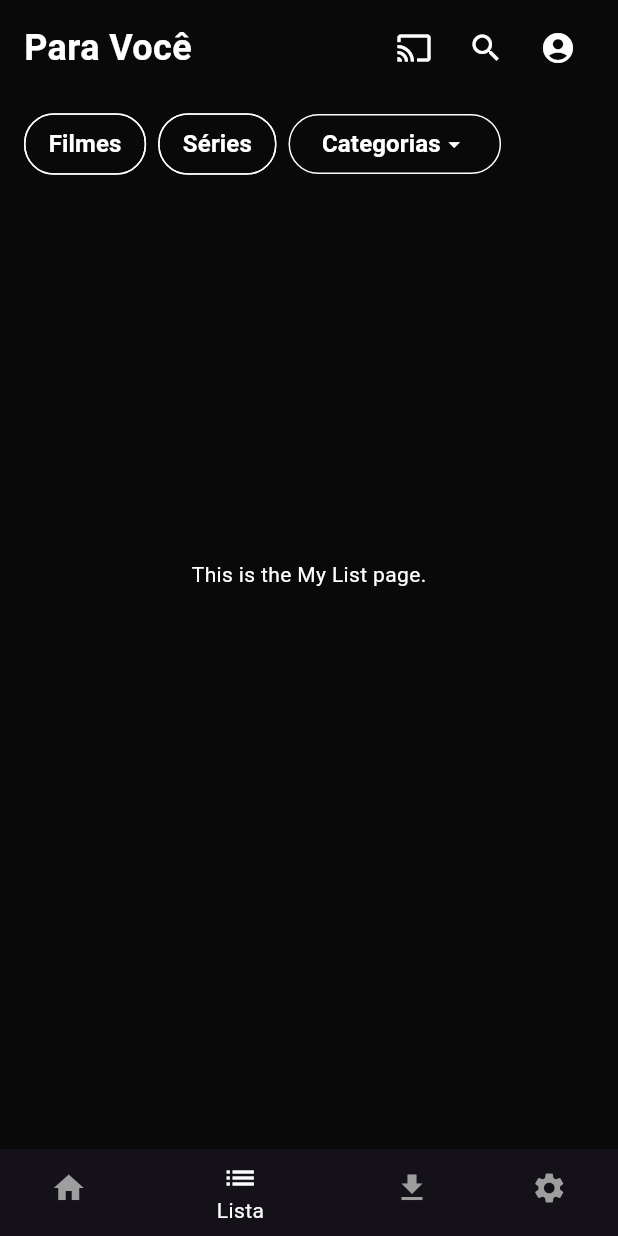
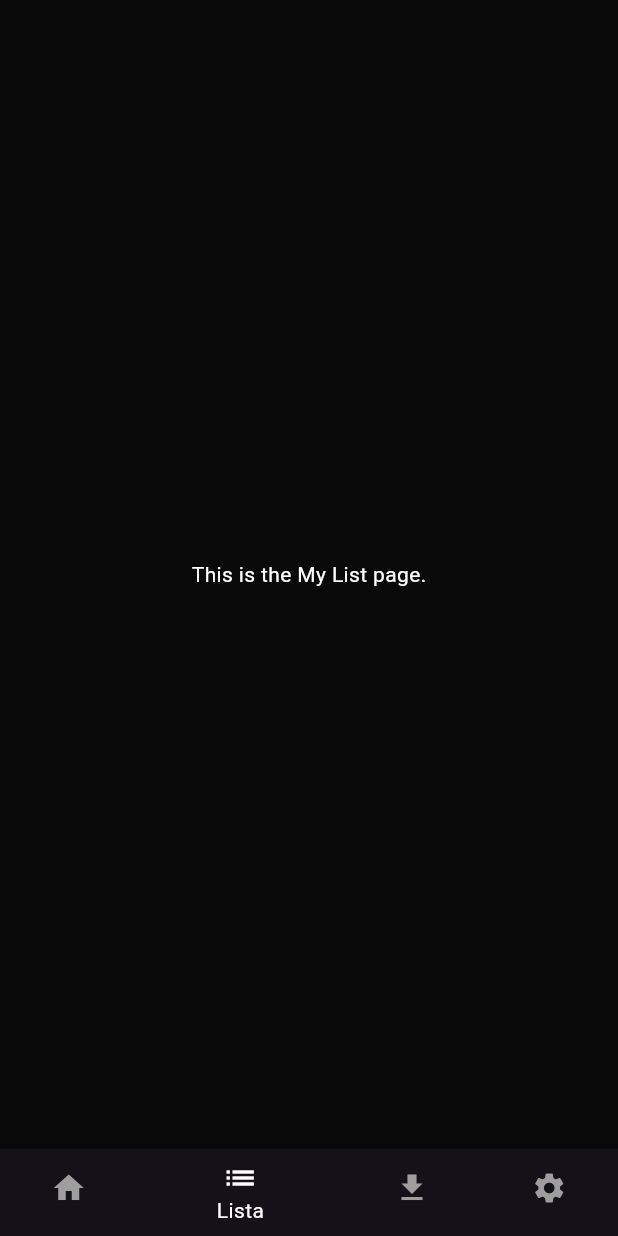
Before and after one commit to tassid/app_streaming, a Flutter app: the HomePage screen opened by its route, item 2 of the bottom bar chosen, on a phone screen of 412 x 824 dp. Run offline on Flutter 3.47's test engine with Material 3 defaults, Android fonts, the phone set to English and light mode, and no system bars; our stand-ins replace flutter_svg.

Commit message:
chore: fixed appbar on home, to not display in any other pages

```diff
--- a/lib/views/home/home_page.dart
+++ b/lib/views/home/home_page.dart
@@ -48,12 +48,11 @@ class _HomePageState extends State<HomePage> {
 
   @override
   Widget build(BuildContext context) {
+    var isFirstPage = _selectedIndex == 0;
     return Scaffold(
       extendBodyBehindAppBar: true,
       backgroundColor: Colors.black,
-      appBar: const AppBarWidget(
-        title: 'Para Você',
-      ),
+      appBar: isFirstPage ? const AppBarWidget(title: 'Para Você') : null,
       body: Column(
         children: [
           Expanded(
```
